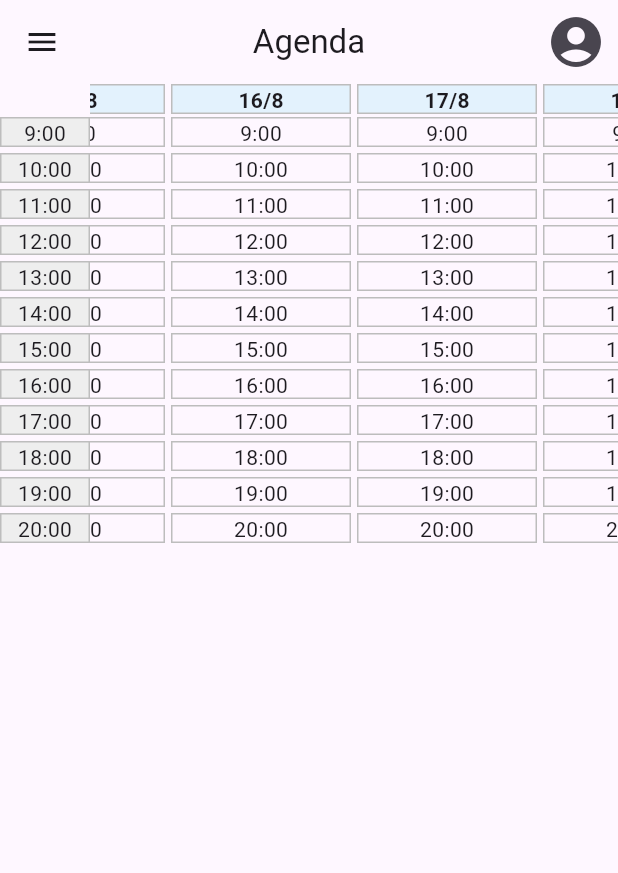
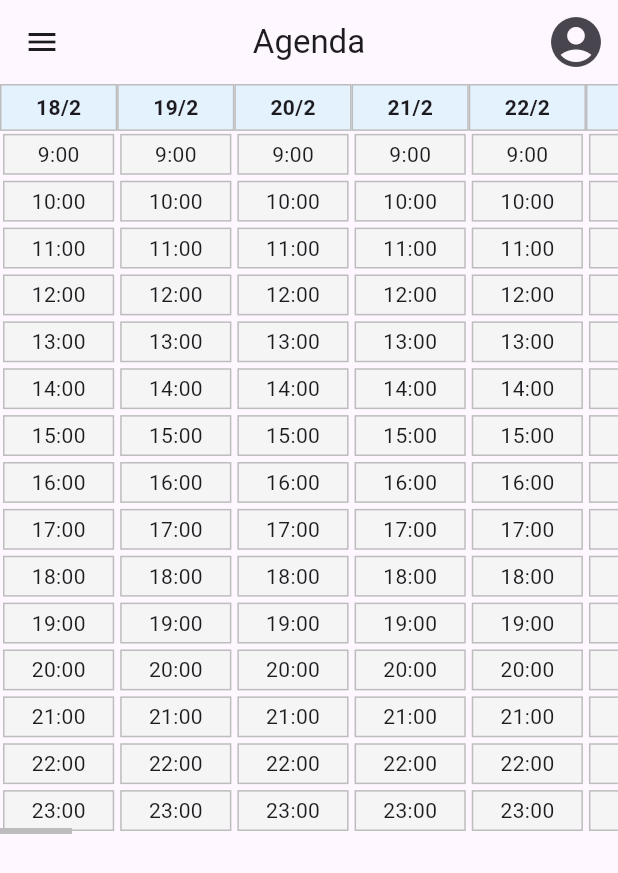
Before and after one commit to JorgeKloster/sistema_clinica, a Flutter app: the BasePage screen opened directly, on a phone screen of 412 x 824 dp. Shown: the top 873 px of the screen. Run offline on Flutter 3.47's test engine with Material 3 defaults, Android fonts, the phone set to English and light mode, and no system bars.

Commit message:
Versão com melhor performance (GridView)

```diff
--- a/analysis_options.yaml
+++ b/analysis_options.yaml
@@ -7,6 +7,15 @@
 
 # The following line activates a set of recommended lints for Flutter apps,
 # packages, and plugins designed to encourage good coding practices.
+analyzer:
+  exclude:
+    - build/**
+    - android/**
+    - ios/**
+    - web/**
+    - windows/**
+    - macos/**
+    - linux/**
 include: package:flutter_lints/flutter.yaml
 
 linter:
--- a/lib/widgets/schedule_grid.dart
+++ b/lib/widgets/schedule_grid.dart
@@ -12,7 +12,9 @@ class _ScheduleGridState extends State<ScheduleGrid> {
   final DateTime actualDateTime = DateTime.now();
   double columnWidth = 120;
   int days = 50;
-  int hours = 12;
+  int hours = 16;
+  int totalDays = 360;
+  final ScrollController _scrollController = ScrollController();
 
   void _updateWidth(double delta) {
     setState(() {
@@ -26,40 +28,18 @@ class _ScheduleGridState extends State<ScheduleGrid> {
     DateTime scheduleStartTime = actualDateTime.subtract(
       const Duration(days: 180),
     );
-    int scheduleEndTime = 360;
 
     return SizedBox(
       width: 1000,
-      height: 1200,
-      child: Row(
-        children: [
-          // 🔹 Static left column with hours
-          Column(
-            spacing: 4,
-            children: [
-              const SizedBox(height: 18), // space for date header row
-              ...List.generate(hours, (hourOffset) {
-                return Container(
-                  width: 60,
-                  height: 20,
-                  alignment: Alignment.center,
-                  decoration: BoxDecoration(
-                    border: Border.all(color: Colors.grey.shade400),
-                    color: Colors.grey.shade200,
-                  ),
-                  child: Text("${9 + hourOffset}:00"),
-                );
-              }),
-            ],
-          ),
-
-          // 🔹 Scrollable right side with dates + grid
-          Expanded(
+      height: 500,
       child: GestureDetector(
               onScaleUpdate: (details) {
                 // pinch zoom on touch
                 _updateWidth((details.scale - 1) * 10);
               },
+              onHorizontalDragUpdate: (details) => _scrollController.jumpTo(
+                _scrollController.offset - details.delta.dx,
+              ),
               child: Listener(
                 onPointerSignal: (event) {
                   if (event is PointerScrollEvent) {
@@ -67,26 +47,28 @@ class _ScheduleGridState extends State<ScheduleGrid> {
                     _updateWidth(-event.scrollDelta.dy * 0.2);
                   }
                 },
-                child: InteractiveViewer(
-                  panEnabled: true, // drag horizontally/vertically
-                  panAxis: PanAxis.horizontal,
-                  scaleEnabled: false, // pinch to zoom
-                  minScale: 0.5,
-                  maxScale: 2.5,
-                  boundaryMargin: EdgeInsets.all(double.infinity),
-                  child: OverflowBox(
-                    maxWidth: double.infinity,
-                    child: Column(
-                      children: [
-                        Row(
-                          spacing: 4,
-                          children: List.generate(scheduleEndTime, (dayOffset) {
-                            DateTime date = scheduleStartTime.add(
-                              Duration(days: dayOffset),
-                            );
+                child: Scrollbar(
+                  controller: _scrollController, // 👈 add a controller
+                  thumbVisibility: true,         // 👈 always show scrollbar
+                  child:GridView.builder(
+                    controller: _scrollController,
+                    scrollDirection: Axis.horizontal,
+                    gridDelegate: SliverGridDelegateWithFixedCrossAxisCount(
+                      crossAxisCount: hours, // rows = hours
+                      childAspectRatio: columnWidth / 300, // width vs height
+                    ),
+                    itemCount: totalDays * hours,// pre-cache items for smoother scrolling
+                    itemBuilder: (context, index) {
+                      int dayOffset = index ~/ hours;
+                      int hourOffset = index % hours;
+                      DateTime date =
+                          scheduleStartTime.add(Duration(days: dayOffset));
+
+                      if (hourOffset == 0) {
+                        // Date header at top of each column
                         return Container(
                           width: columnWidth,
-                              height: 20,
+                          height: 40,
                           alignment: Alignment.center,
                           decoration: BoxDecoration(
                             border: Border.all(color: Colors.grey.shade400),
@@ -99,40 +81,26 @@ class _ScheduleGridState extends State<ScheduleGrid> {
                             ),
                           ),
                         );
-                          }),
-                        ),
-                        Expanded(
-                          child: Row(
-                            children: List.generate(scheduleEndTime, (day) {
-                              return Column(
-                                children: List.generate(hours, (hour) {
+                      }
+
+                      // Hour cells
                       return Container(
                         width: columnWidth,
-                                    height: 20,
+                        height: 40,
                         margin: const EdgeInsets.all(2),
                         decoration: BoxDecoration(
-                                      border: Border.all(
-                                        color: Colors.grey.shade400,
-                                      ),
+                          border: Border.all(color: Colors.grey.shade400),
+                          color: Colors.grey.shade100,
                         ),
                         child: Center(
-                                      child: Text("${9 + hour}:00"),
+                          child: Text("${8 + hourOffset}:00"),
                         ),
                       );
-                                }),
-                              );
-                            }),
-                          ),
-                        ),
-                      ],
+                    },
                   ),
               ),
             ),
           ),
-            ),
-          ),
-        ],
-      ),
       );
   }
 }
```
Lines whose indentation alone changed are shown as unchanged.
